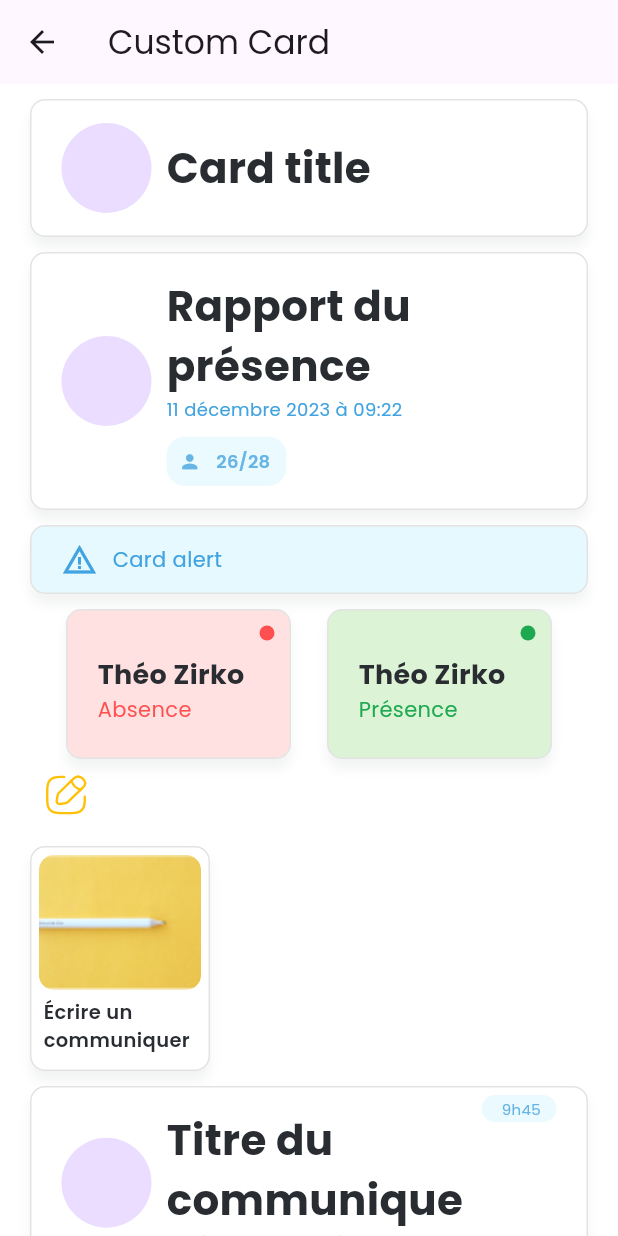
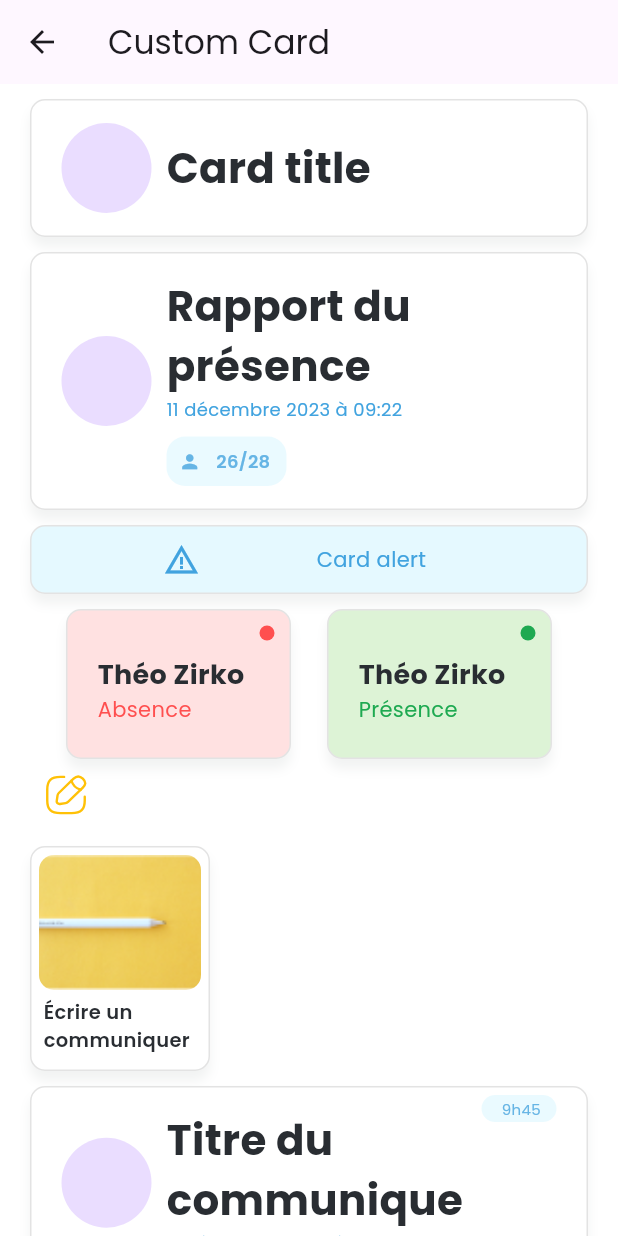
Before and after one commit to Edukever/schoolap-mobile-ui, a Flutter app: the CustomCard screen opened directly, on a phone screen of 412 x 824 dp. Run offline on Flutter 3.47's test engine with Material 3 defaults, Android fonts, the phone set to English and light mode, and no system bars; drawn by our look-alikes of auto_size_text; our stand-ins replace dropdown_button2, equatable, flutter_form_builder, flutter_svg, lottie, popover.

Commit message:
Refactor SPCardAlert layout for centered icon placement
Adjust SPCardAlert widget to center the icon horizontally and vertically
to improve visual balance and alignment. This change enhances the visual
presentation of the alert card. No related issues.

```diff
--- a/lib/src/widgets/card/schoolap_card_alert.dart
+++ b/lib/src/widgets/card/schoolap_card_alert.dart
@@ -68,10 +68,14 @@ class SPCardAlert extends StatelessWidget {
       child: Padding(
         padding: const EdgeInsets.symmetric(horizontal: 20, vertical: 10),
         child: Row(
+          mainAxisAlignment: MainAxisAlignment.center,
+          crossAxisAlignment: CrossAxisAlignment.center,
           children: [
-            Icon(
-              iconData,
-              color: iconColor,
+            Expanded(
+              child: Icon(
+                iconData,
+                color: iconColor,
+              ),
             ),
             const SizedBox(width: 10),
             Expanded(
```
